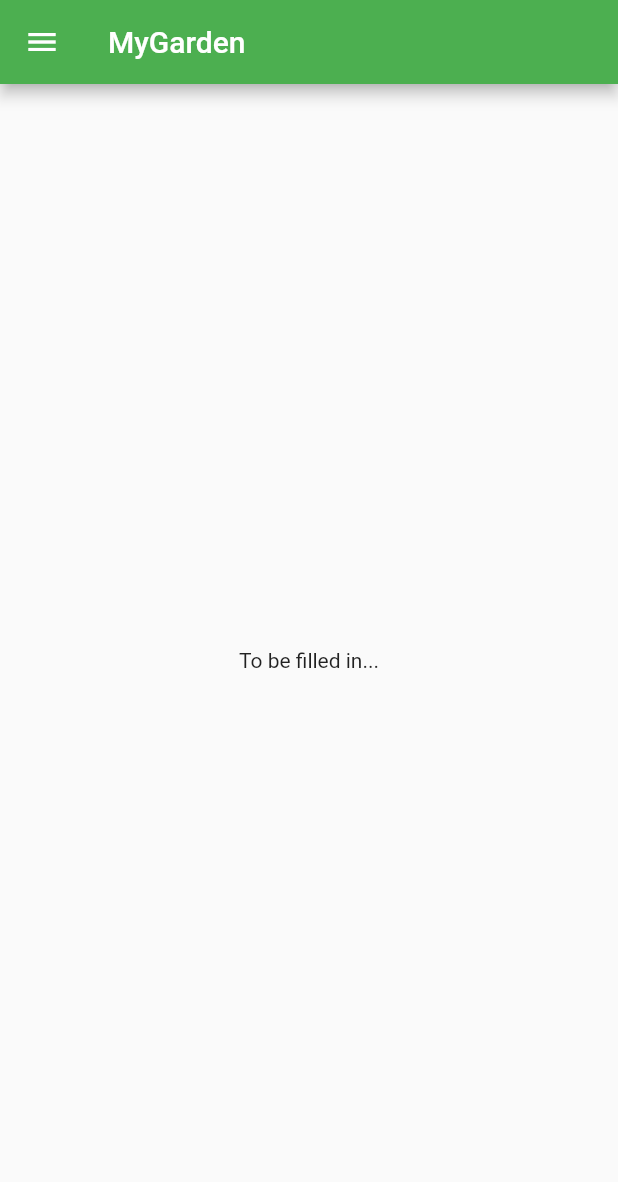
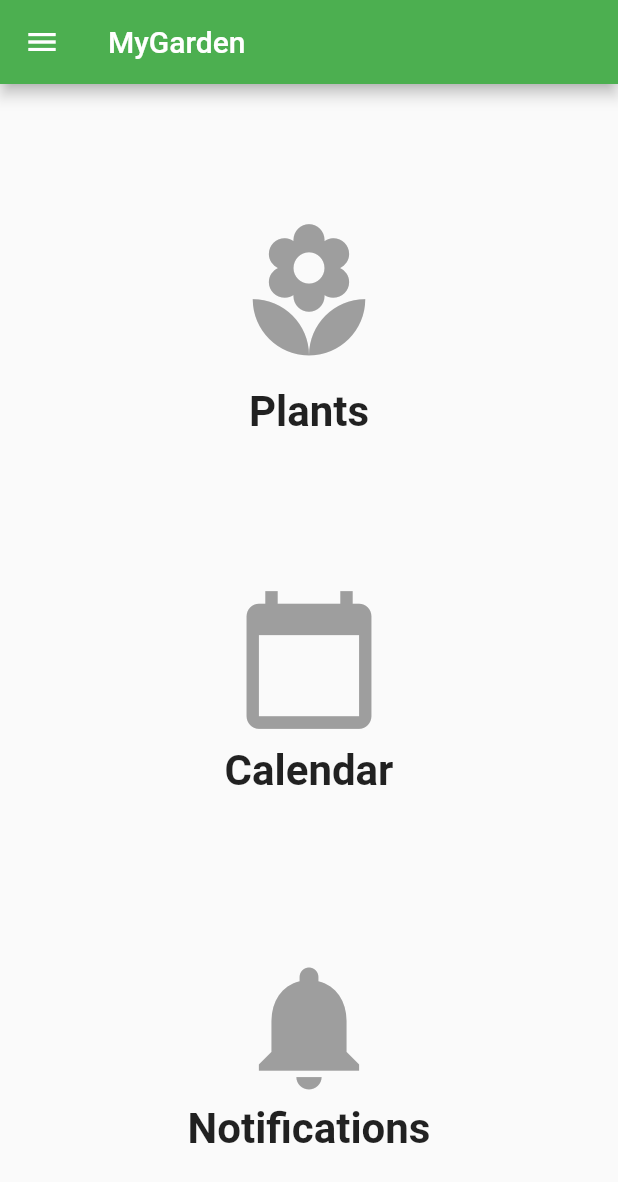
Before and after one commit to Trooper11-storm/HomeScreen, a Flutter app: the screen it shows after launch, on a phone screen of 412 x 824 dp. Shown: the top 1182 px of the screen. Run offline on Flutter 3.47's test engine with Material 2 defaults, Android fonts, the phone set to English and light mode, and no system bars.

Commit message:
Update main.dart

```diff
--- a/home_screen/lib/main.dart
+++ b/home_screen/lib/main.dart
@@ -20,7 +20,7 @@ class MyApp extends StatelessWidget {
 
 
 
-class MyHomePage extends StatelessWidget {
+class MyHomePage extends StatelessWidget { //the entire homepage is a widget
   final String title;
 
   MyHomePage({Key key, this.title}) : super(key: key);
@@ -33,7 +33,50 @@ class MyHomePage extends StatelessWidget {
       appBar: AppBar(
         title: Text(title),
         backgroundColor: Colors.green,),
-      body: Center(child: Text('To be filled in...')),
+      body: Stack(
+        children: <Widget>[
+          Align(
+            alignment: Alignment(0,-0.75),
+            child: IconButton(
+              icon: Icon(Icons.local_florist),
+              iconSize: 100,
+              color: Colors.grey,
+              onPressed: () {},
+            )
+          ),
+          Align(
+              alignment: Alignment(0,-0.45),
+              child: Text('Plants', style: TextStyle(fontSize:28,
+                  fontWeight: FontWeight.bold),)),
+          Align(
+              alignment: Alignment.center,
+              child: IconButton(
+                icon: Icon(Icons.calendar_today),
+                iconSize: 100,
+                color: Colors.grey,
+                onPressed: () {},
+            )
+          ),
+          Align(
+              alignment: Alignment(0,0.2),
+              child: Text('Calendar', style: TextStyle(fontSize:28,
+                  fontWeight: FontWeight.bold))),
+          Align(
+            alignment: Alignment(0,0.75),
+            child: IconButton(
+              icon: Icon(Icons.notifications),
+              iconSize: 100,
+              color: Colors.grey,
+              onPressed: () {},
+            )
+          ),
+          Align(
+              alignment: Alignment(0,0.85),
+              child: Text('Notifications', style: TextStyle(fontSize:28,
+                  fontWeight: FontWeight.bold))),
+        ],
+      ),
+
       drawer: Drawer(
         // Add a ListView to the drawer. This ensures the user can scroll
         // through the options in the drawer if there isn't enough vertical
```
